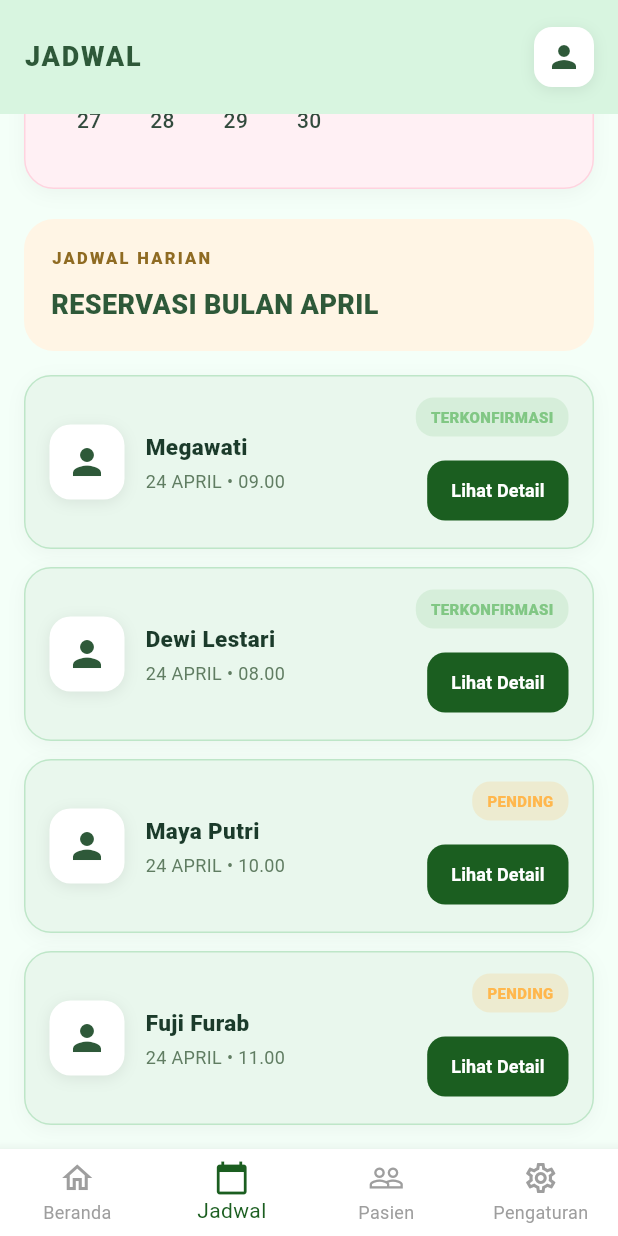
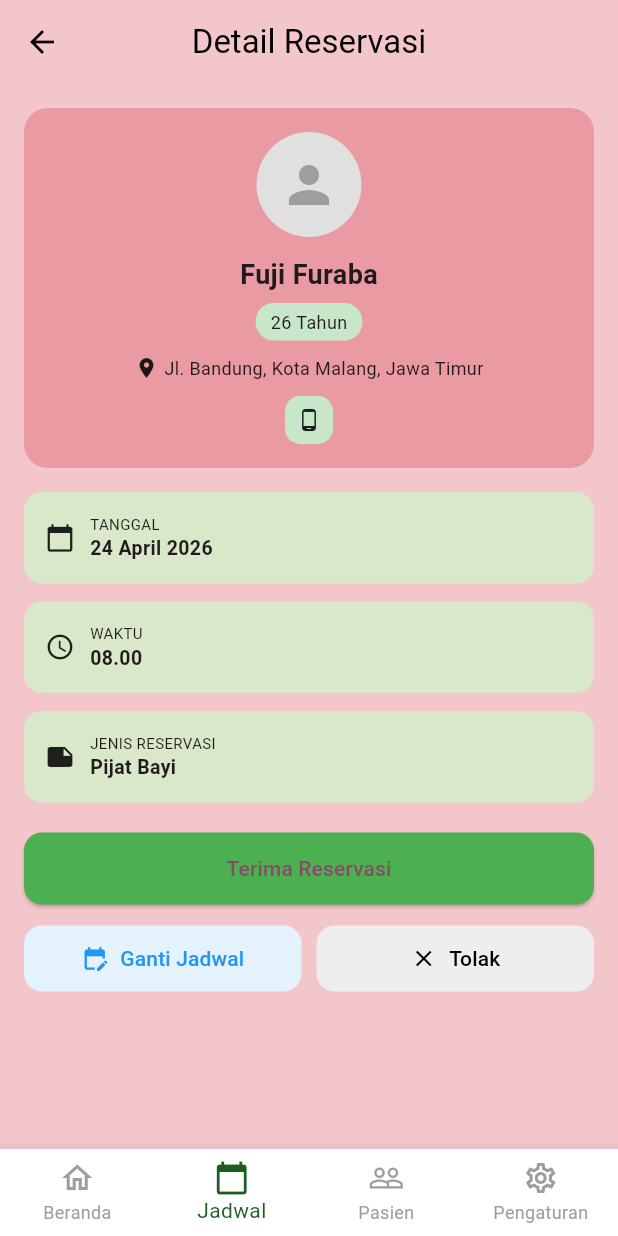
Before and after one commit to muhammadsodiq9335-sketch/proyek_bidan, a Flutter app: the AdminJadwalScreen screen opened directly, scrolled down 326 dp, after a tap on "Lihat Detail", on a phone screen of 412 x 824 dp. Run offline on Flutter 3.47's test engine with Material 3 defaults, Android fonts, the phone set to English and light mode, and no system bars; accounts and stored records are empty; network calls fail; Roboto replaces fonts that are missing (Segoe UI).

Commit message:
detail reservasi

```diff
--- /dev/null
+++ b/lib/screens/admin_jadwal_deatail-reservasi_screen.dart
@@ -0,0 +1,293 @@
+import 'package:flutter/material.dart';
+
+// IMPORT SCREEN LAIN (WAJIB ADA DI PROJECT KAMU)
+import 'admin_dashboard_screen.dart';
+import 'admin_jadwal_screen.dart';
+import 'admin_pengaturan_screen.dart';
+
+class AdminJadwalDetailReservasiScreen extends StatelessWidget {
+  const AdminJadwalDetailReservasiScreen({super.key});
+
+  @override
+  Widget build(BuildContext context) {
+    return Scaffold(
+      backgroundColor: const Color(0xFFF2C6CB),
+
+      appBar: AppBar(
+        title: const Text("Detail Reservasi"),
+        backgroundColor: Colors.transparent,
+        elevation: 0,
+        foregroundColor: Colors.black,
+        centerTitle: true,
+      ),
+
+      /// ===== BODY =====
+      body: SingleChildScrollView(
+        padding: const EdgeInsets.all(16),
+        child: Column(
+          children: [
+
+            /// ===== CARD PROFILE =====
+            Container(
+              padding: const EdgeInsets.all(16),
+              decoration: BoxDecoration(
+                color: const Color(0xFFE99AA3),
+                borderRadius: BorderRadius.circular(16),
+              ),
+              child: Column(
+                children: [
+
+                  CircleAvatar(
+                    radius: 35,
+                    backgroundColor: Colors.grey.shade300,
+                    child: const Icon(Icons.person, size: 40, color: Colors.grey),
+                  ),
+
+                  const SizedBox(height: 12),
+
+                  const Text(
+                    "Fuji Furaba",
+                    style: TextStyle(
+                      fontSize: 18,
+                      fontWeight: FontWeight.bold,
+                    ),
+                  ),
+
+                  const SizedBox(height: 6),
+
+                  Container(
+                    padding: const EdgeInsets.symmetric(
+                        horizontal: 10, vertical: 4),
+                    decoration: BoxDecoration(
+                      color: Colors.green.shade100,
+                      borderRadius: BorderRadius.circular(12),
+                    ),
+                    child: const Text(
+                      "26 Tahun",
+                      style: TextStyle(fontSize: 12),
+                    ),
+                  ),
+
+                  const SizedBox(height: 10),
+
+                  Row(
+                    mainAxisAlignment: MainAxisAlignment.center,
+                    children: const [
+                      Icon(Icons.location_on, size: 16),
+                      SizedBox(width: 4),
+                      Flexible(
+                        child: Text(
+                          "Jl. Bandung, Kota Malang, Jawa Timur",
+                          textAlign: TextAlign.center,
+                          style: TextStyle(fontSize: 12),
+                        ),
+                      ),
+                    ],
+                  ),
+
+                  const SizedBox(height: 10),
+
+                  Container(
+                    padding: const EdgeInsets.all(8),
+                    decoration: BoxDecoration(
+                      color: Colors.green.shade100,
+                      borderRadius: BorderRadius.circular(10),
+                    ),
+                    child: const Icon(Icons.phone_android, size: 16),
+                  ),
+                ],
+              ),
+            ),
+
+            const SizedBox(height: 16),
+
+            /// ===== DETAIL =====
+            _buildInfoBox(
+              icon: Icons.calendar_today,
+              title: "TANGGAL",
+              value: "24 April 2026",
+            ),
+
+            const SizedBox(height: 12),
+
+            _buildInfoBox(
+              icon: Icons.access_time,
+              title: "WAKTU",
+              value: "08.00",
+            ),
+
+            const SizedBox(height: 12),
+
+            _buildInfoBox(
+              icon: Icons.note,
+              title: "JENIS RESERVASI",
+              value: "Pijat Bayi",
+            ),
+
+            const SizedBox(height: 20),
+
+            /// ===== BUTTON TERIMA =====
+            SizedBox(
+              width: double.infinity,
+              child: ElevatedButton(
+                onPressed: () {},
+                style: ElevatedButton.styleFrom(
+                  backgroundColor: Colors.green,
+                  padding: const EdgeInsets.symmetric(vertical: 14),
+                  shape: RoundedRectangleBorder(
+                    borderRadius: BorderRadius.circular(12),
+                  ),
+                ),
+                child: const Text("Terima Reservasi"),
+              ),
+            ),
+
+            const SizedBox(height: 12),
+
+            /// ===== BUTTON BAWAH =====
+            Row(
+              children: [
+                Expanded(
+                  child: OutlinedButton.icon(
+                    onPressed: () {},
+                    icon: const Icon(Icons.edit_calendar),
+                    label: const Text("Ganti Jadwal"),
+                    style: OutlinedButton.styleFrom(
+                      padding: const EdgeInsets.symmetric(vertical: 12),
+                      backgroundColor: Colors.blue.shade50,
+                      foregroundColor: Colors.blue,
+                      side: BorderSide.none,
+                      shape: RoundedRectangleBorder(
+                        borderRadius: BorderRadius.circular(12),
+                      ),
+                    ),
+                  ),
+                ),
+                const SizedBox(width: 10),
+                Expanded(
+                  child: OutlinedButton.icon(
+                    onPressed: () {},
+                    icon: const Icon(Icons.close),
+                    label: const Text("Tolak"),
+                    style: OutlinedButton.styleFrom(
+                      padding: const EdgeInsets.symmetric(vertical: 12),
+                      backgroundColor: Colors.grey.shade200,
+                      foregroundColor: Colors.black,
+                      side: BorderSide.none,
+                      shape: RoundedRectangleBorder(
+                        borderRadius: BorderRadius.circular(12),
+                      ),
+                    ),
+                  ),
+                ),
+              ],
+            )
+          ],
+        ),
+      ),
+
+      /// ===== BOTTOM NAVIGATION =====
+      bottomNavigationBar: _buildBottomNav(context, 1),
+    );
+  }
+
+  /// ===== WIDGET INFO BOX =====
+  Widget _buildInfoBox({
+    required IconData icon,
+    required String title,
+    required String value,
+  }) {
+    return Container(
+      padding: const EdgeInsets.all(14),
+      decoration: BoxDecoration(
+        color: const Color(0xFFD9E8C8),
+        borderRadius: BorderRadius.circular(12),
+      ),
+      child: Row(
+        children: [
+          Icon(icon, size: 20),
+          const SizedBox(width: 10),
+          Column(
+            crossAxisAlignment: CrossAxisAlignment.start,
+            children: [
+              Text(title, style: const TextStyle(fontSize: 10)),
+              Text(
+                value,
+                style: const TextStyle(
+                  fontWeight: FontWeight.bold,
+                  fontSize: 13,
+                ),
+              ),
+            ],
+          )
+        ],
+      ),
+    );
+  }
+
+  /// ===== BOTTOM NAV =====
+  Widget _buildBottomNav(BuildContext context, int currentIndex) {
+    return BottomNavigationBar(
+      currentIndex: currentIndex,
+      backgroundColor: Colors.white,
+      selectedItemColor: const Color(0xFF1B5E20),
+      unselectedItemColor: const Color(0xFF9E9E9E),
+      showUnselectedLabels: true,
+      type: BottomNavigationBarType.fixed,
+      items: const [
+        BottomNavigationBarItem(
+          icon: Icon(Icons.home_outlined),
+          label: 'Beranda',
+        ),
+        BottomNavigationBarItem(
+          icon: Icon(Icons.calendar_today),
+          label: 'Jadwal',
+        ),
+        BottomNavigationBarItem(
+          icon: Icon(Icons.people_outline),
+          label: 'Pasien',
+        ),
+        BottomNavigationBarItem(
+          icon: Icon(Icons.settings_outlined),
+          label: 'Pengaturan',
+        ),
+      ],
+      onTap: (index) {
+        if (index == currentIndex) return;
+
+        switch (index) {
+          case 0:
+            Navigator.pushReplacement(
+              context,
+              MaterialPageRoute(
+                builder: (context) => const AdminDashboardScreen(),
+              ),
+            );
+            break;
+
+          case 1:
+            Navigator.pushReplacement(
+              context,
+              MaterialPageRoute(
+                builder: (context) => const AdminJadwalScreen(),
+              ),
+            );
+            break;
+
+          case 2:
+            // halaman pasien (nanti)
+            break;
+
+          case 3:
+            Navigator.pushReplacement(
+              context,
+              MaterialPageRoute(
+                builder: (context) => const AdminPengaturanScreen(),
+              ),
+            );
+            break;
+        }
+      },
+    );
+  }
+}
--- a/lib/screens/admin_jadwal_screen.dart
+++ b/lib/screens/admin_jadwal_screen.dart
@@ -1,5 +1,6 @@
 import 'package:flutter/material.dart';
 import 'admin_dashboard_screen.dart';
+import 'admin_jadwal_deatail-reservasi_screen.dart';
 import 'admin_pengaturan_screen.dart';
 import 'login_screen.dart';
 
@@ -408,7 +409,14 @@ class _AdminJadwalScreenState extends State<AdminJadwalScreen> {
               ),
               const SizedBox(height: 12),
               TextButton(
-                onPressed: () {},
+                onPressed: () {
+                  Navigator.push(
+                    context,
+                    MaterialPageRoute(
+                      builder: (context) => const AdminJadwalDetailReservasiScreen(),
+                    ),
+                  );
+                },
                 style: TextButton.styleFrom(
                   backgroundColor: const Color(0xFF1B5E20),
                   padding: const EdgeInsets.symmetric(horizontal: 16, vertical: 8),
```
